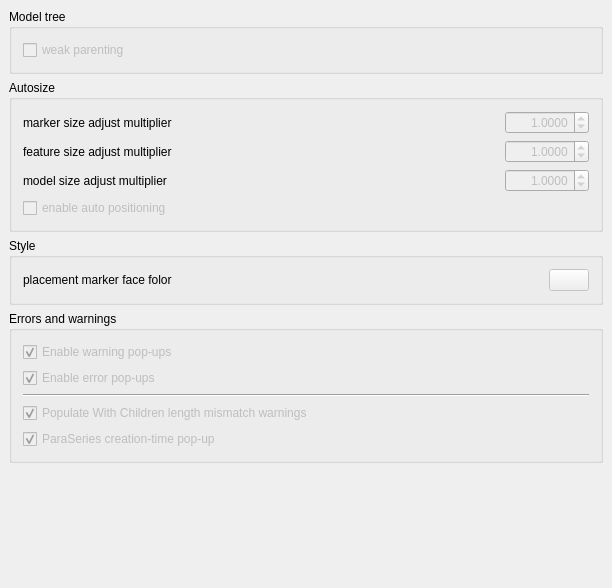
This is ui/pref/lattice2-pref-general.ui in DeepSOIC/Lattice2 as Qt 5 draws it before an edit. The edited form follows.
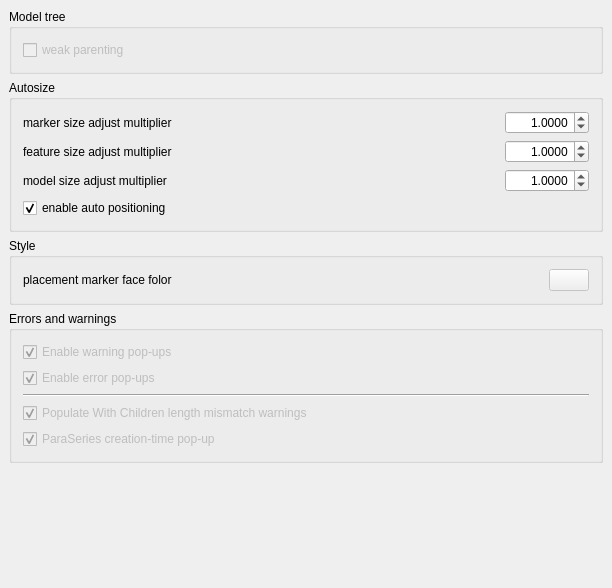
This is the edited form. Custom widgets are drawn as their Qt base class.

Commit message: Preferences: implement for Autosize

The edit to the form file:
```diff
--- a/ui/pref/lattice2-pref-general.ui
+++ b/ui/pref/lattice2-pref-general.ui
@@ -99,7 +99,7 @@
         <item>
          <widget class="Gui::PrefDoubleSpinBox" name="gui::prefdoublespinbox_3">
           <property name="enabled">
-           <bool>false</bool>
+           <bool>true</bool>
           </property>
           <property name="toolTip">
            <string>Adjusts default size of placement marker (only applied to single placements, not arrays).</string>
@@ -154,7 +154,7 @@
         <item>
          <widget class="Gui::PrefDoubleSpinBox" name="gui::prefdoublespinbox_4">
           <property name="enabled">
-           <bool>false</bool>
+           <bool>true</bool>
           </property>
           <property name="toolTip">
            <string>Adjusts default size of features</string>
@@ -209,7 +209,7 @@
         <item>
          <widget class="Gui::PrefDoubleSpinBox" name="gui::prefdoublespinbox_5">
           <property name="enabled">
-           <bool>false</bool>
+           <bool>true</bool>
           </property>
           <property name="toolTip">
            <string>Adjusts default size of big features, such as arrays of placements</string>
@@ -242,7 +242,7 @@
       <item>
        <widget class="Gui::PrefCheckBox" name="gui::PrefCheckBox_6">
         <property name="enabled">
-         <bool>false</bool>
+         <bool>true</bool>
         </property>
         <property name="toolTip">
          <string>If off, new features will be created at the origin. If on, and the origin is off screen, the object will be created placed so that it is on the screen.</string>
@@ -251,7 +251,7 @@
          <string>enable auto positioning</string>
         </property>
         <property name="checked">
-         <bool>false</bool>
+         <bool>true</bool>
         </property>
         <property name="prefEntry" stdset="0">
          <cstring>AutoPosition</cstring>
```
The commit also changes 1 other file.
